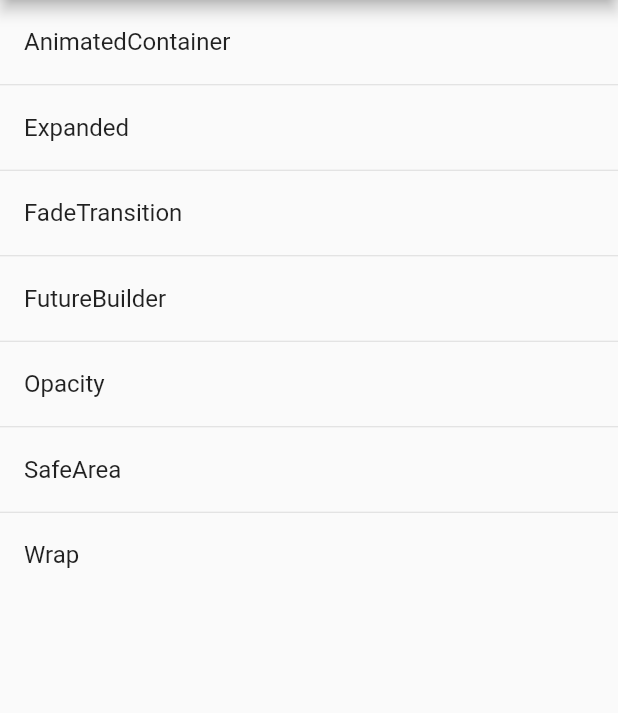
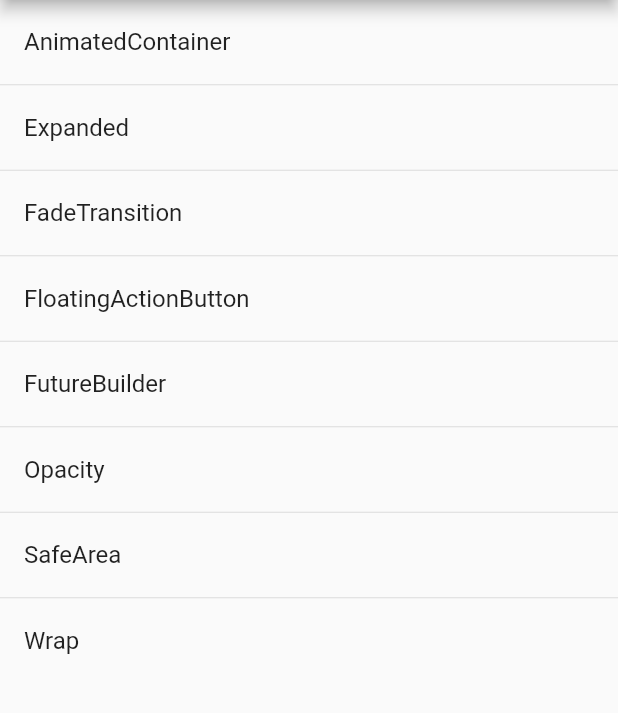
Before and after one commit to JerryChu/flutter-weekly-widgets, a Flutter app: the screen it shows after launch, on a phone screen of 412 x 824 dp, the part 84-797 px from its top. Run offline on Flutter 3.47's test engine with Material 2 defaults, Android fonts, the phone set to English and light mode, and no system bars.

Commit message:
floating action button

```diff
--- a/lib/main.dart
+++ b/lib/main.dart
@@ -1,10 +1,11 @@
 import 'package:flutter/material.dart';
-import 'package:weekly_widgets/animated_container.dart';
-import 'package:weekly_widgets/fade_transition.dart';
-import 'package:weekly_widgets/future_builder.dart';
-import 'package:weekly_widgets/opacity.dart';
 
+import 'animated_container.dart';
+import 'fade_transition.dart';
+import 'future_builder.dart';
+import 'opacity.dart';
 import 'expanded.dart';
+import 'floating_action_button.dart';
 import 'safe_area.dart';
 import 'wrap.dart';
 
@@ -20,6 +21,7 @@ final Map<String, WidgetBuilder> routes = {
   "Opacity": (context) => OpacityDemo(),
   "FutureBuilder": (context) => FutureBuilderDemo(),
   "FadeTransition": (context) => FadeTransitionDemo(),
+  "FloatingActionButton": (context) => FloatingActionButtonDemo(),
 };
 
 // Demo for Flutter Weekly Widgets
```
